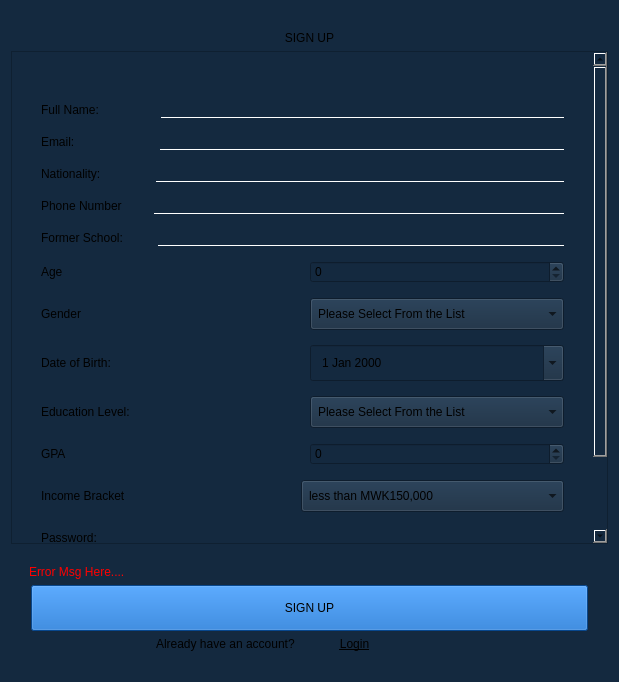
Before: the Qt Designer form SholarshipManagementSystem/authentications/applicantRegistration.ui in YNCO10/scholarshipManagementSystem, drawn with Qt 5.
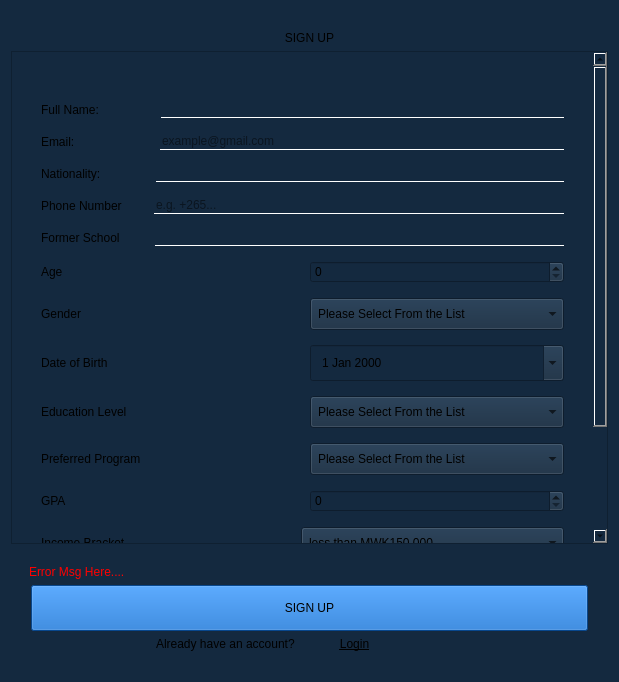
After: the same form once the commit is applied. Icons and pictures are not drawn.

The edit to the form file:
```diff
--- a/SholarshipManagementSystem/authentications/applicantRegistration.ui
+++ b/SholarshipManagementSystem/authentications/applicantRegistration.ui
@@ -74,9 +74,9 @@
       <property name="geometry">
        <rect>
         <x>0</x>
-        <y>-45</y>
+        <y>0</y>
         <width>587</width>
-        <height>671</height>
+        <height>724</height>
        </rect>
       </property>
       <layout class="QVBoxLayout" name="verticalLayout_3">
@@ -121,7 +121,11 @@
             </widget>
            </item>
            <item>
-            <widget class="QLineEdit" name="emailTxt"/>
+            <widget class="QLineEdit" name="emailTxt">
+             <property name="placeholderText">
+              <string>example@gmail.com</string>
+             </property>
+            </widget>
            </item>
           </layout>
          </item>
@@ -149,7 +153,11 @@
             </widget>
            </item>
            <item>
-            <widget class="QLineEdit" name="phoneNumTxt"/>
+            <widget class="QLineEdit" name="phoneNumTxt">
+             <property name="placeholderText">
+              <string>e.g. +265...</string>
+             </property>
+            </widget>
            </item>
           </layout>
          </item>
@@ -158,7 +166,7 @@
            <item>
             <widget class="QLabel" name="label_14">
              <property name="text">
-              <string>Former School:      </string>
+              <string>Former School      </string>
              </property>
             </widget>
            </item>
@@ -215,7 +223,7 @@
            <item>
             <widget class="QLabel" name="label_4">
              <property name="text">
-              <string>Date of Birth:</string>
+              <string>Date of Birth</string>
              </property>
             </widget>
            </item>
@@ -252,7 +260,7 @@
            <item>
             <widget class="QLabel" name="label_6">
              <property name="text">
-              <string>Education Level:</string>
+              <string>Education Level</string>
              </property>
             </widget>
            </item>
@@ -276,17 +284,43 @@
            </item>
           </layout>
          </item>
+         <item>
+          <layout class="QHBoxLayout" name="horizontalLayout_14">
+           <item>
+            <widget class="QLabel" name="label_15">
+             <property name="text">
+              <string>Preferred Program</string>
+             </property>
+            </widget>
+           </item>
+           <item>
+            <widget class="QComboBox" name="programComboBox">
+             <property name="styleSheet">
+              <string notr="true">padding:7px;
+font: 11pt &quot;Segoe UI&quot;;
+</string>
+             </property>
+             <property name="placeholderText">
+              <string>Please Select From the List</string>
+             </property>
+            </widget>
+           </item>
+          </layout>
+         </item>
          <item>
           <layout class="QHBoxLayout" name="horizontalLayout_12">
            <item>
             <widget class="QLabel" name="label_13">
              <property name="text">
-              <string>GPA</string>
+              <string>GPA                            </string>
              </property>
             </widget>
            </item>
            <item>
             <widget class="QSpinBox" name="gpaSpinBox">
+             <property name="styleSheet">
+              <string notr="true"/>
+             </property>
              <property name="maximum">
               <number>5</number>
              </property>
@@ -348,7 +382,7 @@
            <item>
             <widget class="QLabel" name="label_7">
              <property name="text">
-              <string>Password:              </string>
+              <string>Password              </string>
              </property>
             </widget>
            </item>
```
Left out of the diff: 2 changed lines with no effect on the pictures.
